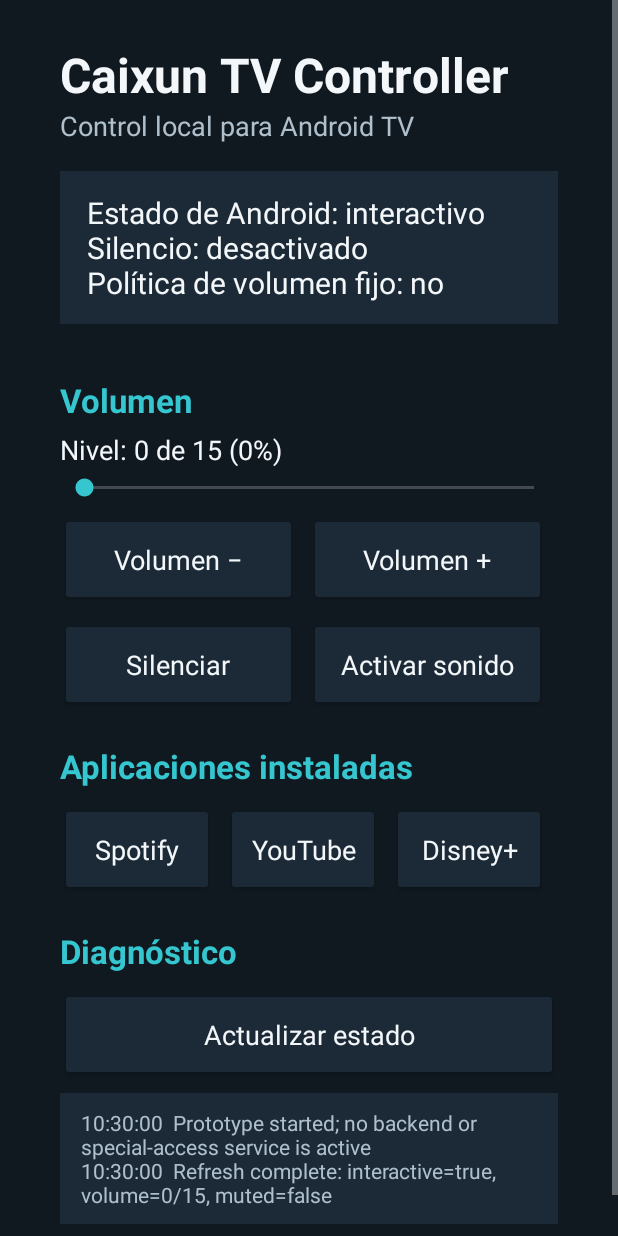
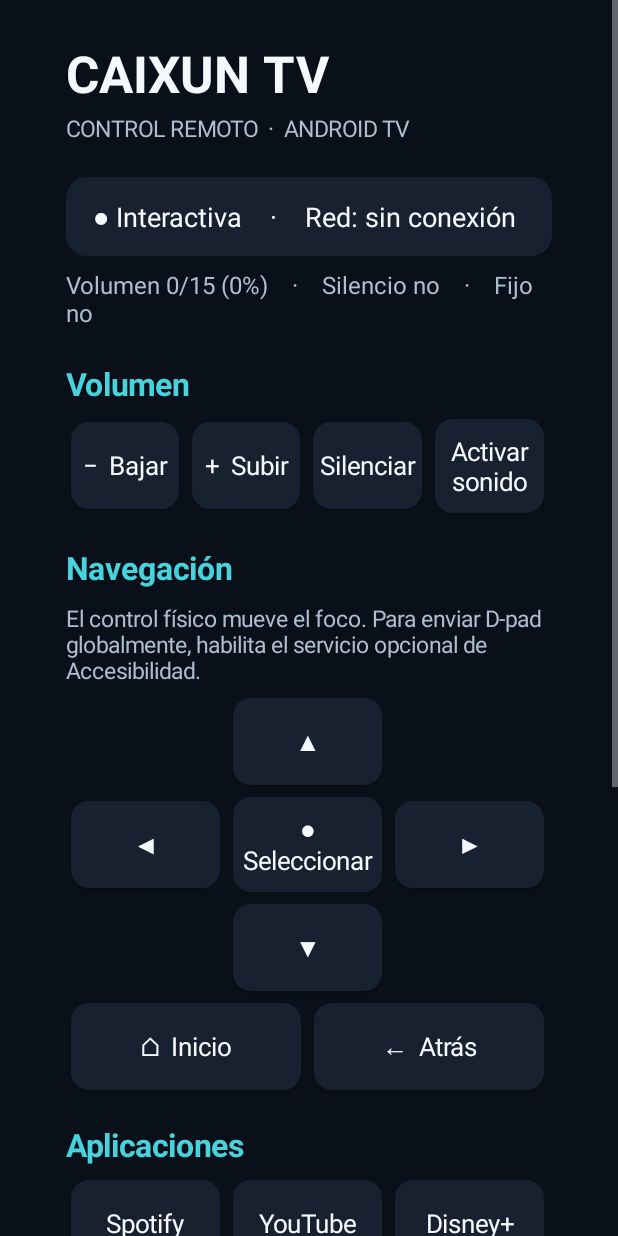
Before and after one commit to gataedal/grayxon-group, an Android app: the MainActivity screen opened directly, with no data from a screen before it, on a phone screen of 412 x 824 dp. Run offline under Robolectric (Android 15) with nearby library versions, the phone set to English and light mode, and no system bars.

Commit message:
Build Caixun TV Controller 0.2.0 with TV remote controls

```diff
--- a/caixun-tv-controller/app/src/main/java/com/grayxon/caixuntv/MainActivity.java
+++ b/caixun-tv-controller/app/src/main/java/com/grayxon/caixuntv/MainActivity.java
@@ -1,238 +1,133 @@
 package com.grayxon.caixuntv;
 
 import android.app.Activity;
+import android.content.Context;
+import android.content.Intent;
 import android.graphics.Color;
-import android.media.AudioManager;
+import android.graphics.Typeface;
+import android.graphics.drawable.GradientDrawable;
+import android.graphics.drawable.StateListDrawable;
+import android.net.ConnectivityManager;
+import android.net.Network;
+import android.net.NetworkCapabilities;
 import android.os.Bundle;
 import android.os.PowerManager;
+import android.provider.Settings;
 import android.util.TypedValue;
 import android.view.Gravity;
 import android.view.View;
 import android.widget.Button;
 import android.widget.LinearLayout;
 import android.widget.ScrollView;
-import android.widget.SeekBar;
 import android.widget.TextView;
+import android.media.AudioManager;
 
 import com.grayxon.caixuntv.accessibility.GlobalNavigationController;
 import com.grayxon.caixuntv.apps.TvAppLauncher;
-import com.grayxon.caixuntv.backend.CommandTransport;
 import com.grayxon.caixuntv.control.AudioController;
 import com.grayxon.caixuntv.control.PowerStateReader;
 import com.grayxon.caixuntv.diagnostics.DiagnosticLog;
-import com.grayxon.caixuntv.media.PlaybackController;
 
 public final class MainActivity extends Activity {
-    private static final int COLOR_BACKGROUND = Color.rgb(16, 24, 32);
-    private static final int COLOR_SURFACE = Color.rgb(27, 42, 54);
-    private static final int COLOR_ACCENT = Color.rgb(53, 198, 208);
-    private static final int COLOR_TEXT = Color.rgb(243, 247, 250);
-    private static final int COLOR_MUTED = Color.rgb(175, 192, 204);
+ private static final int BG=Color.rgb(10,16,25), CARD=Color.rgb(23,33,48), FOCUS=Color.rgb(33,55,76);
+ private static final int CYAN=Color.rgb(72,211,220), WHITE=Color.rgb(245,248,252), MUTED=Color.rgb(174,190,207);
+ private AudioController audio; private PowerStateReader power; private TvAppLauncher apps;
+ private TextView status,audioStatus,appStatus,controlStatus,diagnostics;
 
-    private AudioController audioController;
-    private PowerStateReader powerStateReader;
-    private TvAppLauncher appLauncher;
-    private TextView statusText;
-    private TextView volumeText;
-    private TextView diagnosticText;
-    private SeekBar volumeSeekBar;
+ @Override protected void onCreate(Bundle saved){
+  super.onCreate(saved);
+  audio=new AudioController((AudioManager)getSystemService(AUDIO_SERVICE));
+  power=new PowerStateReader((PowerManager)getSystemService(POWER_SERVICE));
+  apps=new TvAppLauncher(this); setContentView(buildUi());
+  log(DiagnosticLog.info("Version 0.2.0 started; cloud backend not configured")); refresh();
+ }
+ @Override protected void onResume(){super.onResume();if(status!=null)refresh();}
 
-    @Override
-    protected void onCreate(Bundle savedInstanceState) {
-        super.onCreate(savedInstanceState);
+ private View buildUi(){
+  ScrollView scroll=new ScrollView(this);scroll.setFillViewport(true);scroll.setBackgroundColor(BG);
+  LinearLayout page=new LinearLayout(this);page.setOrientation(LinearLayout.VERTICAL);page.setPadding(dp(44),dp(26),dp(44),dp(32));scroll.addView(page);
+  page.addView(label("CAIXUN TV",34,WHITE,true));
+  TextView sub=label("CONTROL REMOTO  ·  ANDROID TV",15,MUTED,false);LinearLayout.LayoutParams sp=full();sp.bottomMargin=dp(18);page.addView(sub,sp);
+  status=label("",18,WHITE,false);status.setPadding(dp(18),dp(14),dp(18),dp(14));status.setBackground(round(CARD,dp(14)));page.addView(status,full());
+  audioStatus=label("",16,MUTED,false);page.addView(audioStatus,full());
 
-        AudioManager audioManager = (AudioManager) getSystemService(AUDIO_SERVICE);
-        PowerManager powerManager = (PowerManager) getSystemService(POWER_SERVICE);
-        audioController = new AudioController(audioManager);
-        powerStateReader = new PowerStateReader(powerManager);
-        appLauncher = new TvAppLauncher(this);
+  section(page,"Volumen");
+  LinearLayout volume=row();
+  volume.addView(button("−  Bajar",()->act("volume-down",()->audio.adjustVolume(false))),weighted());
+  volume.addView(button("+  Subir",()->act("volume-up",()->audio.adjustVolume(true))),weighted());
+  volume.addView(button("Silenciar",()->act("mute",()->audio.setMuted(true))),weighted());
+  volume.addView(button("Activar sonido",()->act("unmute",()->audio.setMuted(false))),weighted());page.addView(volume);
 
-        setContentView(buildInterface());
-        appendLog(DiagnosticLog.info("Prototype started; no backend or special-access service is active"));
-        refreshStatus();
-    }
+  section(page,"Navegación");
+  page.addView(label("El control físico mueve el foco. Para enviar D-pad globalmente, habilita el servicio opcional de Accesibilidad.",15,MUTED,false),full());
+  LinearLayout up=row();up.addView(new View(this),weighted());up.addView(button("▲",()->nav(GlobalNavigationController.Action.UP)),weighted());up.addView(new View(this),weighted());page.addView(up);
+  LinearLayout mid=row();mid.addView(button("◀",()->nav(GlobalNavigationController.Action.LEFT)),weighted());
+  mid.addView(button("●  Seleccionar",()->nav(GlobalNavigationController.Action.SELECT)),weighted());
+  mid.addView(button("▶",()->nav(GlobalNavigationController.Action.RIGHT)),weighted());page.addView(mid);
+  LinearLayout down=row();down.addView(new View(this),weighted());down.addView(button("▼",()->nav(GlobalNavigationController.Action.DOWN)),weighted());down.addView(new View(this),weighted());page.addView(down);
+  LinearLayout system=row();system.addView(button("⌂  Inicio",()->nav(GlobalNavigationController.Action.HOME)),weighted());
+  system.addView(button("←  Atrás",()->nav(GlobalNavigationController.Action.BACK)),weighted());page.addView(system);
 
-    private View buildInterface() {
-        ScrollView scrollView = new ScrollView(this);
-        scrollView.setFillViewport(true);
-        scrollView.setBackgroundColor(COLOR_BACKGROUND);
+  section(page,"Aplicaciones");
+  LinearLayout appsRow=row();
+  appsRow.addView(button("Spotify",()->act("Spotify",()->apps.launch("Spotify",TvAppLauncher.SPOTIFY))),weighted());
+  appsRow.addView(button("YouTube",()->act("YouTube",()->apps.launch("YouTube",TvAppLauncher.YOUTUBE))),weighted());
+  appsRow.addView(button("Disney+",()->act("Disney+",()->apps.launch("Disney+",TvAppLauncher.DISNEY_PLUS))),weighted());page.addView(appsRow);
+  appStatus=label("",15,MUTED,false);page.addView(appStatus,full());
 
-        LinearLayout content = new LinearLayout(this);
-        content.setOrientation(LinearLayout.VERTICAL);
-        content.setPadding(dp(40), dp(28), dp(40), dp(32));
-        scrollView.addView(content);
+  section(page,"Diagnóstico");
+  controlStatus=label("",16,WHITE,false);controlStatus.setPadding(dp(14),dp(12),dp(14),dp(12));controlStatus.setBackground(round(CARD,dp(12)));page.addView(controlStatus,full());
+  LinearLayout diagRow=row();
+  diagRow.addView(button("Configurar control global",this::openAccessibility),weighted());
+  diagRow.addView(button("Actualizar estado",()->act("diagnostics-refresh",()->{refresh();return DiagnosticLog.info("Diagnostics refreshed");})),weighted());page.addView(diagRow);
+  diagnostics=label("",13,MUTED,false);diagnostics.setPadding(dp(14),dp(10),dp(14),dp(10));diagnostics.setBackground(round(CARD,dp(12)));page.addView(diagnostics,full());
+  return scroll;
+ }
 
-        TextView title = new TextView(this);
-        title.setText(R.string.screen_title);
-        title.setTextColor(COLOR_TEXT);
-        title.setTextSize(TypedValue.COMPLEX_UNIT_SP, 32);
-        title.setTypeface(null, android.graphics.Typeface.BOLD);
-        content.addView(title);
-
-        TextView subtitle = new TextView(this);
-        subtitle.setText(R.string.screen_subtitle);
-        subtitle.setTextColor(COLOR_MUTED);
-        subtitle.setTextSize(TypedValue.COMPLEX_UNIT_SP, 18);
-        LinearLayout.LayoutParams subtitleParams = new LinearLayout.LayoutParams(
-                LinearLayout.LayoutParams.MATCH_PARENT, LinearLayout.LayoutParams.WRAP_CONTENT);
-        subtitleParams.bottomMargin = dp(18);
-        content.addView(subtitle, subtitleParams);
-
-        statusText = new TextView(this);
-        statusText.setTextColor(COLOR_TEXT);
-        statusText.setTextSize(TypedValue.COMPLEX_UNIT_SP, 20);
-        statusText.setPadding(dp(18), dp(14), dp(18), dp(14));
-        statusText.setBackgroundColor(COLOR_SURFACE);
-        LinearLayout.LayoutParams statusParams = new LinearLayout.LayoutParams(
-                LinearLayout.LayoutParams.MATCH_PARENT, LinearLayout.LayoutParams.WRAP_CONTENT);
-        statusParams.bottomMargin = dp(18);
-        content.addView(statusText, statusParams);
-
-        addSectionTitle(content, "Volumen");
-        volumeText = new TextView(this);
-        volumeText.setTextColor(COLOR_TEXT);
-        volumeText.setTextSize(TypedValue.COMPLEX_UNIT_SP, 18);
-        content.addView(volumeText);
-
-        volumeSeekBar = new SeekBar(this);
-        volumeSeekBar.setMax(Math.max(1, audioController.readState().maximum));
-        volumeSeekBar.setFocusable(true);
-        volumeSeekBar.setContentDescription("Nivel de volumen");
-        volumeSeekBar.setOnSeekBarChangeListener(new SeekBar.OnSeekBarChangeListener() {
-            @Override
-            public void onProgressChanged(SeekBar seekBar, int progress, boolean fromUser) {
-                volumeText.setText("Nivel: " + progress + " de " + seekBar.getMax());
-            }
-
-            @Override
-            public void onStartTrackingTouch(SeekBar seekBar) { }
-
-            @Override
-            public void onStopTrackingTouch(SeekBar seekBar) {
-                runAction(() -> audioController.setVolume(seekBar.getProgress()));
-            }
-        });
-        content.addView(volumeSeekBar, fullWidthParams());
-
-        LinearLayout volumeRow = row();
-        volumeRow.addView(makeButton("Volumen −", () -> runAction(() -> audioController.adjustVolume(false))), weightParams());
-        volumeRow.addView(makeButton("Volumen +", () -> runAction(() -> audioController.adjustVolume(true))), weightParams());
-        content.addView(volumeRow);
-
-        LinearLayout muteRow = row();
-        muteRow.addView(makeButton("Silenciar", () -> runAction(() -> audioController.setMuted(true))), weightParams());
-        muteRow.addView(makeButton("Activar sonido", () -> runAction(() -> audioController.setMuted(false))), weightParams());
-        content.addView(muteRow);
-
-        addSectionTitle(content, "Aplicaciones instaladas");
-        LinearLayout appRow = row();
-        appRow.addView(makeButton("Spotify", () -> runAction(() -> appLauncher.launch("Spotify", TvAppLauncher.SPOTIFY))), weightParams());
-        appRow.addView(makeButton("YouTube", () -> runAction(() -> appLauncher.launch("YouTube", TvAppLauncher.YOUTUBE))), weightParams());
-        appRow.addView(makeButton("Disney+", () -> runAction(() -> appLauncher.launch("Disney+", TvAppLauncher.DISNEY_PLUS))), weightParams());
-        content.addView(appRow);
-
-        addSectionTitle(content, "Diagnóstico");
-        content.addView(makeButton("Actualizar estado", () -> runAction(() -> {
-            refreshStatus();
-            return DiagnosticLog.info("Status refreshed");
-        })), fullWidthParams());
-        diagnosticText = new TextView(this);
-        diagnosticText.setTextColor(COLOR_MUTED);
-        diagnosticText.setTextSize(TypedValue.COMPLEX_UNIT_SP, 14);
-        diagnosticText.setPadding(dp(14), dp(10), dp(14), dp(10));
-        diagnosticText.setBackgroundColor(COLOR_SURFACE);
-        content.addView(diagnosticText, fullWidthParams());
-
-        return scrollView;
-    }
-
-    private void refreshStatus() {
-        AudioController.AudioState audio = audioController.readState();
-        boolean interactive = powerStateReader.isInteractive();
-        statusText.setText("Estado de Android: " + (interactive ? "interactivo" : "no interactivo")
-                + "\nSilencio: " + (audio.muted ? "activado" : "desactivado")
-                + "\nPolítica de volumen fijo: " + (audio.fixedVolumePolicy ? "sí" : "no"));
-        volumeSeekBar.setMax(Math.max(1, audio.maximum));
-        volumeSeekBar.setProgress(Math.min(audio.volume, volumeSeekBar.getMax()));
-        volumeText.setText("Nivel: " + audio.volume + " de " + audio.maximum
-                + " (" + audio.toPercent() + "%)");
-        appendLog(DiagnosticLog.info("Refresh complete: interactive=" + interactive
-                + ", volume=" + audio.volume + "/" + audio.maximum + ", muted=" + audio.muted));
-    }
-
-    private void runAction(Action action) {
-        try {
-            String result = action.run();
-            appendLog(result);
-            refreshStatus();
-        } catch (RuntimeException error) {
-            appendLog(DiagnosticLog.error("Action failed", error));
-        }
-    }
-
-    private void appendLog(String message) {
-        if (diagnosticText == null || message == null) return;
-        String oldText = diagnosticText.getText().toString();
-        String combined = oldText.isEmpty() ? message : oldText + "\n" + message;
-        String[] lines = combined.split("\n");
-        StringBuilder recent = new StringBuilder();
-        int start = Math.max(0, lines.length - 18);
-        for (int i = start; i < lines.length; i++) {
-            if (recent.length() > 0) recent.append('\n');
-            recent.append(lines[i]);
-        }
-        diagnosticText.setText(recent.toString());
-    }
-
-    private void addSectionTitle(LinearLayout parent, String text) {
-        TextView section = new TextView(this);
-        section.setText(text);
-        section.setTextColor(COLOR_ACCENT);
-        section.setTextSize(TypedValue.COMPLEX_UNIT_SP, 22);
-        section.setTypeface(null, android.graphics.Typeface.BOLD);
-        section.setPadding(0, dp(18), 0, dp(6));
-        parent.addView(section);
-    }
-
-    private LinearLayout row() {
-        LinearLayout row = new LinearLayout(this);
-        row.setOrientation(LinearLayout.HORIZONTAL);
-        row.setGravity(Gravity.CENTER_VERTICAL);
-        return row;
-    }
-
-    private Button makeButton(String text, Runnable action) {
-        Button button = new Button(this);
-        button.setText(text);
-        button.setTextColor(COLOR_TEXT);
-        button.setTextSize(TypedValue.COMPLEX_UNIT_SP, 18);
-        button.setAllCaps(false);
-        button.setMinHeight(dp(62));
-        button.setFocusable(true);
-        button.setBackgroundTintList(android.content.res.ColorStateList.valueOf(COLOR_SURFACE));
-        button.setOnClickListener(view -> action.run());
-        return button;
-    }
-
-    private LinearLayout.LayoutParams weightParams() {
-        LinearLayout.LayoutParams params = new LinearLayout.LayoutParams(
-                0, LinearLayout.LayoutParams.WRAP_CONTENT, 1f);
-        params.setMargins(0, dp(4), dp(8), dp(4));
-        return params;
-    }
-
-    private LinearLayout.LayoutParams fullWidthParams() {
-        LinearLayout.LayoutParams params = new LinearLayout.LayoutParams(
-                LinearLayout.LayoutParams.MATCH_PARENT, LinearLayout.LayoutParams.WRAP_CONTENT);
-        params.setMargins(0, dp(4), 0, dp(4));
-        return params;
-    }
-
-    private int dp(int value) {
-        return Math.round(value * getResources().getDisplayMetrics().density);
-    }
-
-    private interface Action {
-        String run();
-    }
+ private void refresh(){
+  AudioController.AudioState a=audio.readState();boolean interactive=power.isInteractive(),global=GlobalNavigationController.isAvailable();
+  String net=networkStatus();
+  status.setText((interactive?"● Interactiva":"● No interactiva / reposo")+"    ·    Red: "+net);
+  audioStatus.setText("Volumen "+a.volume+"/"+a.maximum+" ("+a.toPercent()+"%)    ·    Silencio "+(a.muted?"sí":"no")+"    ·    Fijo "+(a.fixedVolumePolicy?"sí":"no"));
+  controlStatus.setText("Acciones globales: "+(global?"listas":"Accesibilidad requiere activación manual")+"\nBackend remoto: aún no configurado");
+  appStatus.setText("Spotify "+availability(TvAppLauncher.SPOTIFY)+"   ·   YouTube "+availability(TvAppLauncher.YOUTUBE)+"   ·   Disney+ "+availability(TvAppLauncher.DISNEY_PLUS));
+  log(DiagnosticLog.info("Status interactive="+interactive+", network="+net+", globalControl="+global+", audio="+a.volume+"/"+a.maximum+", muted="+a.muted));
+ }
+ private String networkStatus(){
+  try{ConnectivityManager cm=(ConnectivityManager)getSystemService(Context.CONNECTIVITY_SERVICE);Network n=cm==null?null:cm.getActiveNetwork();
+   NetworkCapabilities c=n==null?null:cm.getNetworkCapabilities(n);
+   if(c==null||!c.hasCapability(NetworkCapabilities.NET_CAPABILITY_INTERNET))return "sin conexión";
+   return c.hasCapability(NetworkCapabilities.NET_CAPABILITY_VALIDATED)?"Internet disponible":"red no validada";
+  }catch(RuntimeException e){log(DiagnosticLog.error("Network diagnosis failed",e));return "no disponible";}
+ }
+ private String availability(String pkg){return apps.isInstalled(pkg)?"instalada":"no detectada";}
+ private void openAccessibility(){
+  try{startActivity(new Intent(Settings.ACTION_ACCESSIBILITY_SETTINGS));log(DiagnosticLog.info("Opened Accessibility settings; opt-in is manual"));}
+  catch(RuntimeException e){log(DiagnosticLog.error("Could not open Accessibility settings",e));}
+ }
+ private void nav(GlobalNavigationController.Action a){act("navigation-"+a.name(),()->GlobalNavigationController.execute(a));}
+ private void act(String label,Action action){try{log(action.run());refresh();}catch(RuntimeException e){log(DiagnosticLog.error("Action failed: "+label,e));}}
+ private void log(String line){
+  if(diagnostics==null||line==null)return;String joined=diagnostics.getText().length()==0?line:diagnostics.getText()+"\n"+line;
+  String[] rows=joined.split("\n");StringBuilder b=new StringBuilder();
+  for(int i=Math.max(0,rows.length-16);i<rows.length;i++){if(b.length()>0)b.append('\n');b.append(rows[i]);}diagnostics.setText(b.toString());
+ }
+ private TextView label(String text,int size,int color,boolean bold){
+  TextView v=new TextView(this);v.setText(text);v.setTextColor(color);v.setTextSize(TypedValue.COMPLEX_UNIT_SP,size);v.setGravity(Gravity.CENTER_VERTICAL);
+  if(bold)v.setTypeface(Typeface.DEFAULT,Typeface.BOLD);return v;
+ }
+ private void section(LinearLayout p,String text){TextView t=label(text,21,CYAN,true);t.setPadding(0,dp(18),0,dp(5));p.addView(t);}
+ private LinearLayout row(){LinearLayout r=new LinearLayout(this);r.setOrientation(LinearLayout.HORIZONTAL);r.setGravity(Gravity.CENTER_VERTICAL);return r;}
+ private Button button(String text,Runnable action){
+  Button b=new Button(this);b.setText(text);b.setTextColor(WHITE);b.setTextSize(TypedValue.COMPLEX_UNIT_SP,17);b.setAllCaps(false);b.setMinHeight(dp(58));b.setFocusable(true);
+  StateListDrawable states=new StateListDrawable();states.addState(new int[]{android.R.attr.state_focused},round(FOCUS,dp(12),CYAN,dp(2)));
+  states.addState(new int[]{android.R.attr.state_pressed},round(FOCUS,dp(12),CYAN,dp(1)));states.addState(new int[]{},round(CARD,dp(12)));
+  b.setBackground(states);b.setOnClickListener(v->action.run());return b;
+ }
+ private GradientDrawable round(int color,int radius){return round(color,radius,Color.TRANSPARENT,0);}
+ private GradientDrawable round(int color,int radius,int stroke,int width){GradientDrawable d=new GradientDrawable();d.setColor(color);d.setCornerRadius(radius);if(width>0)d.setStroke(width,stroke);return d;}
+ private LinearLayout.LayoutParams full(){LinearLayout.LayoutParams p=new LinearLayout.LayoutParams(-1,-2);p.setMargins(0,dp(4),0,dp(4));return p;}
+ private LinearLayout.LayoutParams weighted(){LinearLayout.LayoutParams p=new LinearLayout.LayoutParams(0,-2,1);p.setMargins(dp(3),dp(4),dp(5),dp(4));return p;}
+ private int dp(int x){return Math.round(x*getResources().getDisplayMetrics().density);}
+ private interface Action{String run();}
 }
--- a/caixun-tv-controller/app/src/main/java/com/grayxon/caixuntv/apps/TvAppLauncher.java
+++ b/caixun-tv-controller/app/src/main/java/com/grayxon/caixuntv/apps/TvAppLauncher.java
@@ -1,40 +1,19 @@
 package com.grayxon.caixuntv.apps;
-
 import android.content.ActivityNotFoundException;
 import android.content.Context;
 import android.content.Intent;
 import android.content.pm.PackageManager;
-
 import com.grayxon.caixuntv.diagnostics.DiagnosticLog;
-
-/** Launches known Android TV app front doors when installed. */
+/** Launches known TV app front doors when installed and visible to package queries. */
 public final class TvAppLauncher {
-    public static final String SPOTIFY = "com.spotify.tv.android";
-    public static final String YOUTUBE = "com.google.android.youtube.tv";
-    public static final String DISNEY_PLUS = "com.disney.disneyplus";
-
-    private final Context context;
-    private final PackageManager packageManager;
-
-    public TvAppLauncher(Context context) {
-        this.context = context;
-        this.packageManager = context.getPackageManager();
-    }
-
-    public String launch(String label, String packageName) {
-        try {
-            Intent intent = packageManager.getLeanbackLaunchIntentForPackage(packageName);
-            if (intent == null) {
-                intent = packageManager.getLaunchIntentForPackage(packageName);
-            }
-            if (intent == null) {
-                return DiagnosticLog.info(label + " is not installed or has no launch activity");
-            }
-            intent.addFlags(Intent.FLAG_ACTIVITY_NEW_TASK);
-            context.startActivity(intent);
-            return DiagnosticLog.info("Launch requested: " + label + " (" + packageName + ")");
-        } catch (ActivityNotFoundException | SecurityException error) {
-            return DiagnosticLog.error("Could not launch " + label, error);
-        }
-    }
+ public static final String SPOTIFY="com.spotify.tv.android", YOUTUBE="com.google.android.youtube.tv", DISNEY_PLUS="com.disney.disneyplus";
+ private final Context context; private final PackageManager pm;
+ public TvAppLauncher(Context c){context=c;pm=c.getPackageManager();}
+ public boolean isInstalled(String pkg){try{return pm.getApplicationInfo(pkg,0).enabled;}catch(PackageManager.NameNotFoundException|SecurityException e){return false;}}
+ public String launch(String label,String pkg){
+  try {Intent i=pm.getLeanbackLaunchIntentForPackage(pkg);if(i==null)i=pm.getLaunchIntentForPackage(pkg);
+   if(i==null)return DiagnosticLog.info(label+" is not installed or has no launch activity");
+   i.addFlags(Intent.FLAG_ACTIVITY_NEW_TASK);context.startActivity(i);return DiagnosticLog.info("Launch requested: "+label+" ("+pkg+")");
+  }catch(ActivityNotFoundException|SecurityException e){return DiagnosticLog.error("Could not launch "+label,e);}
+ }
 }
--- a/caixun-tv-controller/app/src/main/res/values/strings.xml
+++ b/caixun-tv-controller/app/src/main/res/values/strings.xml
@@ -1,5 +1,5 @@
 <resources>
-    <string name="app_name">Caixun TV Controller</string>
-    <string name="screen_title">Caixun TV Controller</string>
-    <string name="screen_subtitle">Control local para Android TV</string>
+ <string name="app_name">Caixun TV Controller</string>
+ <string name="accessibility_service_name">Caixun TV Controller — controles globales</string>
+ <string name="accessibility_description">Servicio opcional para navegar Android TV. No lee el contenido de pantalla.</string>
 </resources>
```
Also changed, not shown: caixun-tv-controller/app/build.gradle.kts (+6 -20 lines), caixun-tv-controller/app/src/main/AndroidManifest.xml (+20 -29 lines), caixun-tv-controller/app/src/main/java/com/grayxon/caixuntv/accessibility/CaixunAccessibilityService.java (added, +16 -0 lines), caixun-tv-controller/app/src/main/java/com/grayxon/caixuntv/accessibility/GlobalNavigationController.java (+24 -13 lines), caixun-tv-controller/app/src/main/res/xml/caixun_accessibility_service.xml (added, +7 -0 lines), 3 other files.
